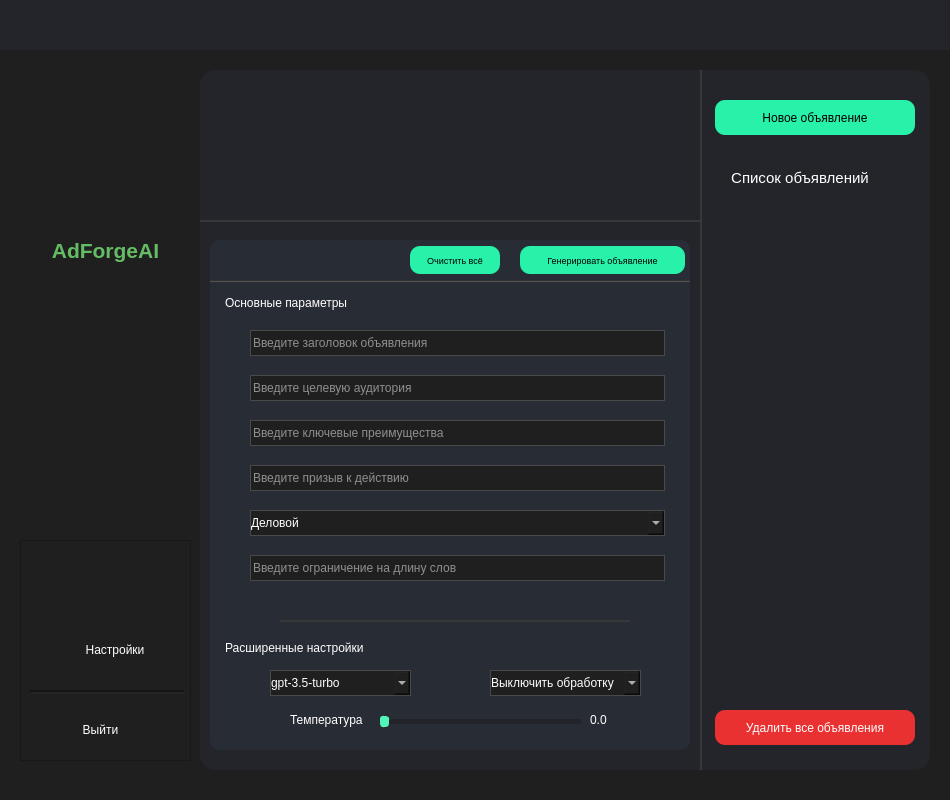
Old version of the form AdForgeUI/UI/1.ui in the repository Madic228/AdForgeAI.
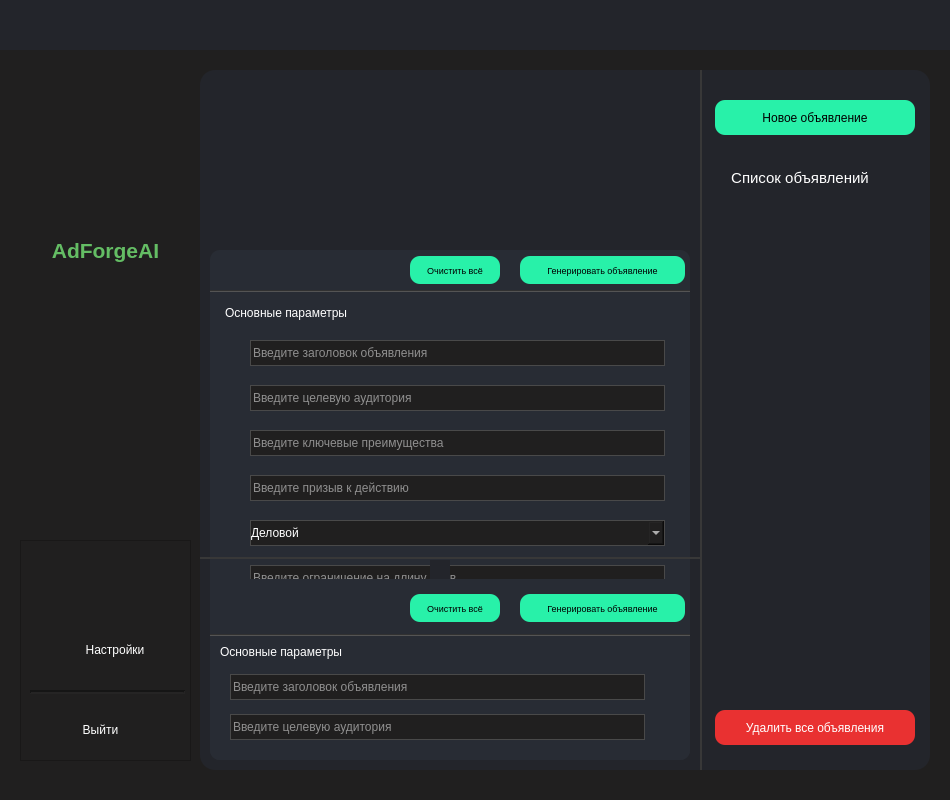
New version of the form. Icons and pictures are not drawn.

Commit message: раскрытие настроек диалога. (срабатывает со второго раза)

What changed in the file:
```diff
--- a/AdForgeUI/UI/1.ui
+++ b/AdForgeUI/UI/1.ui
@@ -34,12 +34,12 @@
 color: rgba(100, 189, 100, 1);
 }
 
-#InputDialog{
+#InputDialog, #VisibleInputDialog{
 border-radius: 10px;
 background-color:#282C34;
 }
 
-#line_2, #line_3, #line_4, #line_5{
+#line_2, #line_3, #line_4, #line_5, #line_6{
 background-color: #494949;
 }
 
@@ -56,11 +56,11 @@
 background-color: #23252B;
 }
 
-#optionsTxt, #advSetTxt, #tempTxt, #tempResTxt {
+#v_optionsTxt, #optionsTxt, #advSetTxt, #tempTxt, #tempResTxt {
 background-color:#282C34;
 }
 
-#clearBtn, #generationBtn, #newGenerationBtn {
+#v_clearBtn, #v_generationBtn, #clearBtn, #generationBtn, #newGenerationBtn {
 background-color: #28F1A9;
 border-style: solid;
 border-radius: 10px;
@@ -82,7 +82,7 @@
 background-color: #23252B;
 }
 
-#headlineEdit, #audienceEdit, #keyEdit, #actionEdit, #styleBox, #styleBox_2, #styleBox_3, #lengthEdit{
+#v_headlineEdit, #v_audienceEdit, #headlineEdit, #audienceEdit, #keyEdit, #actionEdit, #styleBox, #styleBox_2, #styleBox_3, #lengthEdit{
 border-style:solid;
 border-width:1px;
 border-color:#494949;
@@ -396,7 +396,7 @@
     <property name="geometry">
      <rect>
       <x>230</x>
-      <y>150</y>
+      <y>490</y>
       <width>20</width>
       <height>20</height>
      </rect>
@@ -406,20 +406,23 @@
     </property>
     <property name="icon">
      <iconset>
-      <normaloff>../images/down-arrow.png</normaloff>../images/down-arrow.png</iconset>
+      <normaloff>../images/up-arrow.png</normaloff>../images/up-arrow.png</iconset>
     </property>
     <property name="checkable">
-     <bool>false</bool>
+     <bool>true</bool>
     </property>
     <property name="checked">
      <bool>false</bool>
     </property>
+    <property name="autoExclusive">
+     <bool>false</bool>
+    </property>
    </widget>
    <widget class="QFrame" name="line_4">
     <property name="geometry">
      <rect>
       <x>0</x>
-      <y>150</y>
+      <y>487</y>
       <width>500</width>
       <height>2</height>
      </rect>
@@ -507,12 +510,11 @@
      <string>Удалить все объявления</string>
     </property>
    </widget>
-  </widget>
   <widget class="QWidget" name="InputDialog" native="true">
    <property name="geometry">
     <rect>
-     <x>210</x>
-     <y>240</y>
+      <x>10</x>
+      <y>180</y>
      <width>480</width>
      <height>510</height>
     </rect>
@@ -1010,6 +1012,137 @@
     </property>
    </widget>
   </widget>
+   <widget class="QWidget" name="VisibleInputDialog" native="true">
+    <property name="geometry">
+     <rect>
+      <x>10</x>
+      <y>509</y>
+      <width>480</width>
+      <height>181</height>
+     </rect>
+    </property>
+    <widget class="QLineEdit" name="v_audienceEdit">
+     <property name="geometry">
+      <rect>
+       <x>20</x>
+       <y>135</y>
+       <width>415</width>
+       <height>26</height>
+      </rect>
+     </property>
+     <property name="placeholderText">
+      <string>Введите целевую аудитория</string>
+     </property>
+    </widget>
+    <widget class="QLineEdit" name="v_headlineEdit">
+     <property name="geometry">
+      <rect>
+       <x>20</x>
+       <y>95</y>
+       <width>415</width>
+       <height>26</height>
+      </rect>
+     </property>
+     <property name="text">
+      <string/>
+     </property>
+     <property name="placeholderText">
+      <string>Введите заголовок объявления</string>
+     </property>
+    </widget>
+    <widget class="QLabel" name="v_optionsTxt">
+     <property name="geometry">
+      <rect>
+       <x>10</x>
+       <y>65</y>
+       <width>151</width>
+       <height>16</height>
+      </rect>
+     </property>
+     <property name="font">
+      <font>
+       <pointsize>9</pointsize>
+      </font>
+     </property>
+     <property name="text">
+      <string>Основные параметры</string>
+     </property>
+     <property name="scaledContents">
+      <bool>true</bool>
+     </property>
+    </widget>
+    <widget class="QPushButton" name="v_generationBtn">
+     <property name="geometry">
+      <rect>
+       <x>310</x>
+       <y>15</y>
+       <width>165</width>
+       <height>28</height>
+      </rect>
+     </property>
+     <property name="font">
+      <font>
+       <pointsize>7</pointsize>
+      </font>
+     </property>
+     <property name="text">
+      <string>Генерировать объявление</string>
+     </property>
+    </widget>
+    <widget class="QPushButton" name="v_clearBtn">
+     <property name="geometry">
+      <rect>
+       <x>200</x>
+       <y>15</y>
+       <width>90</width>
+       <height>28</height>
+      </rect>
+     </property>
+     <property name="font">
+      <font>
+       <pointsize>7</pointsize>
+       <strikeout>false</strikeout>
+      </font>
+     </property>
+     <property name="styleSheet">
+      <string notr="true">w</string>
+     </property>
+     <property name="text">
+      <string>Очистить всё</string>
+     </property>
+     <property name="checkable">
+      <bool>false</bool>
+     </property>
+     <property name="default">
+      <bool>false</bool>
+     </property>
+     <property name="flat">
+      <bool>false</bool>
+     </property>
+    </widget>
+    <widget class="Line" name="line_6">
+     <property name="geometry">
+      <rect>
+       <x>0</x>
+       <y>55</y>
+       <width>481</width>
+       <height>2</height>
+      </rect>
+     </property>
+     <property name="orientation">
+      <enum>Qt::Horizontal</enum>
+     </property>
+    </widget>
+   </widget>
+   <zorder>InputDialog</zorder>
+   <zorder>droparrowBtn</zorder>
+   <zorder>line_4</zorder>
+   <zorder>line_2</zorder>
+   <zorder>newGenerationBtn</zorder>
+   <zorder>generationListTxt</zorder>
+   <zorder>deleteGenBtn</zorder>
+   <zorder>VisibleInputDialog</zorder>
+  </widget>
  </widget>
  <resources/>
  <connections>
```
Left out of the diff: 34 changed lines with no effect on the pictures. Lines whose indentation alone changed are shown as unchanged. The commit also changes 2 other files.
